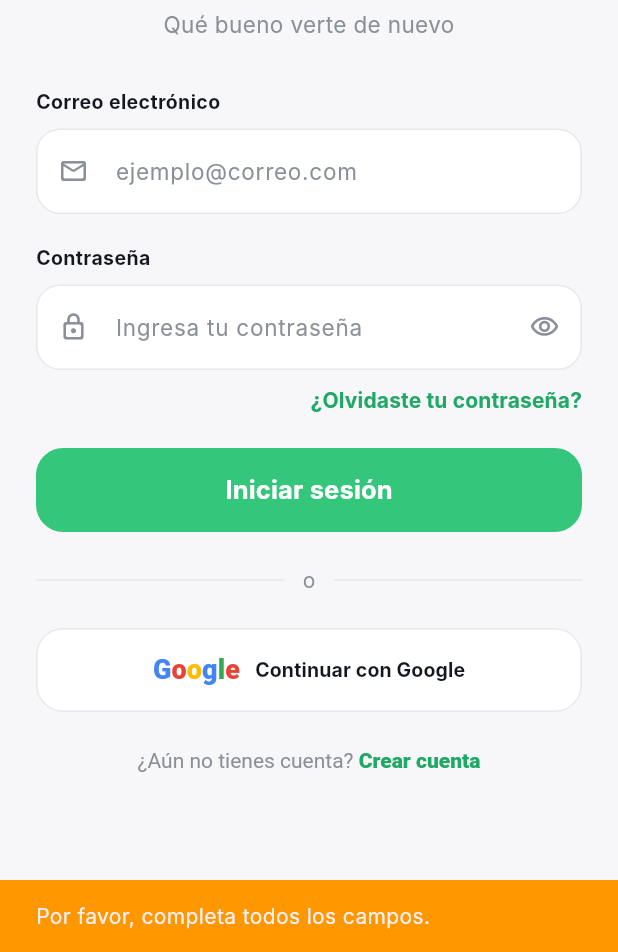
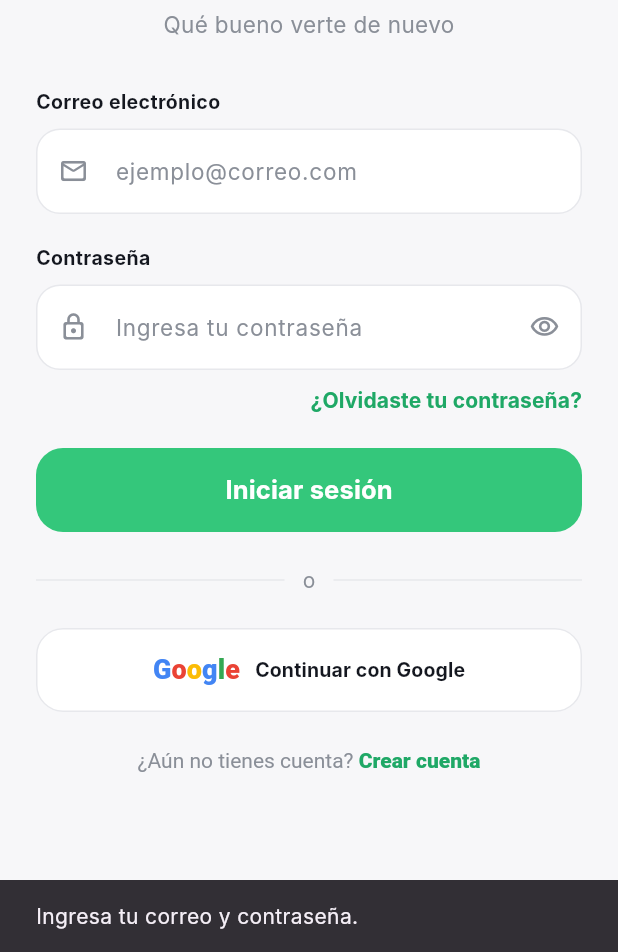
Before and after one commit to roldanvalego602-stack/Healthy-Habit-v2, a Flutter app: the screen it shows after launch, after a tap on "Iniciar sesión", on a phone screen of 412 x 824 dp, the part 284-1236 px from its top. Run offline on Flutter 3.47's test engine with Material 3 defaults, Android fonts, the phone set to English and light mode, and no system bars; our stand-ins replace cloud_firestore, firebase_auth, firebase_core, firebase_storage, google_sign_in, image_picker and 1 more; accounts and stored records are empty; Roboto replaces fonts that are missing (Inter).

Commit message:
recuperar contraseña y confirmar correo

```diff
--- a/lib/páginas/sesion/login_screen.dart
+++ b/lib/páginas/sesion/login_screen.dart
@@ -49,44 +49,67 @@ class _LoginScreenState extends State<LoginScreen> {
   }
 
   // Método para iniciar sesión con correo y contraseña
+
   Future<void> _handleLogin() async {
     final email = _emailController.text.trim();
-    final password = _passwordController.text.trim();
+    final password = _passwordController.text;
 
     if (email.isEmpty || password.isEmpty) {
       ScaffoldMessenger.of(context).showSnackBar(
-        const SnackBar(
-          content: Text('Por favor, completa todos los campos.'),
-          backgroundColor: Colors.orange,
-        ),
+        const SnackBar(content: Text('Ingresa tu correo y contraseña.')),
       );
       return;
     }
 
-    setState(() => _isLoading = true);
+    try {
+      final user = await _authService.signIn(email: email, password: password);
 
-    try {
-      await _authService.signIn(email: email, password: password);
+      if (!mounted || user == null) return;
 
-      if (mounted) {
-        Navigator.pushReplacement(
-          context,
-          MaterialPageRoute(builder: (context) => const HomeScreen2()),
-        );
+      Navigator.of(
+        context,
+      ).pushReplacement(MaterialPageRoute(builder: (_) => const HomeScreen2()));
+    } on EmailNotVerifiedException catch (e) {
+      if (!mounted) return;
+
+      ScaffoldMessenger.of(context).showSnackBar(
+        SnackBar(
+          content: Text(e.message),
+          duration: const Duration(seconds: 7),
+        ),
+      );
+    } on FirebaseAuthException catch (e) {
+      if (!mounted) return;
+
+      String mensaje;
+      switch (e.code) {
+        case 'invalid-email':
+          mensaje = 'El correo electrónico no es válido.';
+          break;
+        case 'user-not-found':
+        case 'wrong-password':
+        case 'invalid-credential':
+          mensaje = 'Correo o contraseña incorrectos.';
+          break;
+        case 'too-many-requests':
+          mensaje = 'Demasiados intentos. Espera un momento.';
+          break;
+        case 'network-request-failed':
+          mensaje = 'Error de conexión. Comprueba tu internet.';
+          break;
+        default:
+          mensaje = 'No se pudo iniciar sesión. Inténtalo de nuevo.';
       }
-    } catch (e) {
-      if (mounted) {
-        ScaffoldMessenger.of(context).showSnackBar(
-          SnackBar(
-            content: Text('Error al iniciar sesión: ${e.toString()}'),
-            backgroundColor: Colors.red,
-          ),
-        );
-      }
-    } finally {
-      if (mounted) {
-        setState(() => _isLoading = false);
-      }
+
+      ScaffoldMessenger.of(
+        context,
+      ).showSnackBar(SnackBar(content: Text(mensaje)));
+    } catch (_) {
+      if (!mounted) return;
+
+      ScaffoldMessenger.of(context).showSnackBar(
+        const SnackBar(content: Text('Ocurrió un error al iniciar sesión.')),
+      );
     }
   }
 
--- a/lib/páginas/splash_screen.dart
+++ b/lib/páginas/splash_screen.dart
@@ -1,9 +1,8 @@
 import 'package:flutter/material.dart';
 import 'package:firebase_auth/firebase_auth.dart';
+
 import 'package:healthy_habit/p%C3%A1ginas/inicio.dart';
-
-import '/páginas/sesion/login_screen.dart';
-import '/main.dart' show HomeScreen2;
+import 'package:healthy_habit/p%C3%A1ginas/sesion/login_screen.dart';
 
 class SplashScreen extends StatefulWidget {
   const SplashScreen({super.key});
@@ -12,101 +11,88 @@ class SplashScreen extends StatefulWidget {
   State<SplashScreen> createState() => _SplashScreenState();
 }
 
-class _SplashScreenState extends State<SplashScreen> {
-  double _opacidad = 0.0;
-  double _escala = 0.8;
+class _SplashScreenState extends State<SplashScreen>
+    with SingleTickerProviderStateMixin {
+  late final AnimationController _controller;
+  late final Animation<double> _opacity;
+  late final Animation<double> _scale;
 
   @override
   void initState() {
     super.initState();
 
-    _iniciarSplash();
+    _controller = AnimationController(
+      vsync: this,
+      duration: const Duration(milliseconds: 1000),
+    );
+
+    _opacity = CurvedAnimation(parent: _controller, curve: Curves.easeIn);
+
+    _scale = Tween<double>(
+      begin: 0.8,
+      end: 1.0,
+    ).animate(CurvedAnimation(parent: _controller, curve: Curves.easeOutBack));
+
+    _controller.forward();
+    _navigate();
   }
 
-  Future<void> _iniciarSplash() async {
-    // Iniciar la animación del logo.
+  Future<void> _navigate() async {
     await Future.delayed(const Duration(milliseconds: 300));
-
-    if (!mounted) return;
-
-    setState(() {
-      _opacidad = 1.0;
-      _escala = 1.0;
-    });
-
-    // Mantener visible el splash durante tres segundos.
     await Future.delayed(const Duration(seconds: 3));
 
     if (!mounted) return;
 
-    // Consultar si Firebase conserva una sesión activa.
-    final User? usuario = FirebaseAuth.instance.currentUser;
+    User? user = FirebaseAuth.instance.currentUser;
 
-    final Widget siguientePantalla =
-        usuario != null ? const HomeScreen2() : const LoginScreen();
+    if (user != null) {
+      await user.reload();
+      user = FirebaseAuth.instance.currentUser;
+    }
 
     if (!mounted) return;
 
-    // Reemplazar el splash para evitar regresar a él con Atrás.
-    Navigator.of(context).pushReplacement(
-      PageRouteBuilder(
-        transitionDuration: const Duration(milliseconds: 800),
-        pageBuilder: (context, animation, secondaryAnimation) {
-          return siguientePantalla;
-        },
-        transitionsBuilder: (context, animation, secondaryAnimation, child) {
-          return FadeTransition(opacity: animation, child: child);
-        },
-      ),
-    );
+    final verified =
+        user != null &&
+        (user.emailVerified ||
+            user.providerData.any(
+              (provider) => provider.providerId == 'google.com',
+            ));
+
+    final Widget destination =
+        verified ? const HomeScreen2() : const LoginScreen();
+
+    Navigator.of(
+      context,
+    ).pushReplacement(MaterialPageRoute(builder: (_) => destination));
+  }
+
+  @override
+  void dispose() {
+    _controller.dispose();
+    super.dispose();
   }
 
   @override
   Widget build(BuildContext context) {
     return Scaffold(
-      body: Container(
-        width: double.infinity,
-        decoration: const BoxDecoration(
-          gradient: LinearGradient(
-            begin: Alignment.topCenter,
-            end: Alignment.bottomCenter,
-            colors: [Color(0xFF121B2B), Color(0xFF0A0F1A)],
-          ),
-        ),
-        child: Center(
-          child: AnimatedOpacity(
-            duration: const Duration(milliseconds: 1200),
-            opacity: _opacidad,
-            child: AnimatedScale(
-              duration: const Duration(milliseconds: 1200),
-              scale: _escala,
-              curve: Curves.easeOutBack,
-              child: Column(
-                mainAxisAlignment: MainAxisAlignment.center,
-                children: [
-                  Image.asset('assets/logo/logo.png', width: 140, height: 140),
-                  const SizedBox(height: 32),
-                  const Text(
-                    'Healthy Habit',
-                    style: TextStyle(
-                      fontSize: 32,
-                      fontWeight: FontWeight.w900,
-                      color: Colors.white,
-                      letterSpacing: 0.5,
-                    ),
-                  ),
-                  const SizedBox(height: 12),
-                  const Text(
-                    'Construye hábitos. Desbloquea tu progreso.',
-                    textAlign: TextAlign.center,
-                    style: TextStyle(
-                      fontSize: 14,
-                      fontWeight: FontWeight.w400,
-                      color: Color(0xFF94A3B8),
-                    ),
-                  ),
-                ],
-              ),
+      backgroundColor: const Color(0xFFF8FAF9),
+      body: Center(
+        child: FadeTransition(
+          opacity: _opacity,
+          child: ScaleTransition(
+            scale: _scale,
+            child: Image.asset(
+              'assets/mascot/healthy.png',
+              width: 150,
+              height: 150,
+              errorBuilder: (context, error, stackTrace) {
+                return const Icon(
+                  Icons.eco_rounded,
+                  size: 100,
+                  color: Color(0xFF10B981),
+                );
+              },
             ),
           ),
         ),
```
Also changed, not shown: lib/páginas/sesion/olvidar_contrasena.dart (+75 -34 lines), lib/páginas/sesion/signup_screen.dart (+52 -28 lines), lib/servicios/firebase_servicios.dart (+19 -24 lines).
